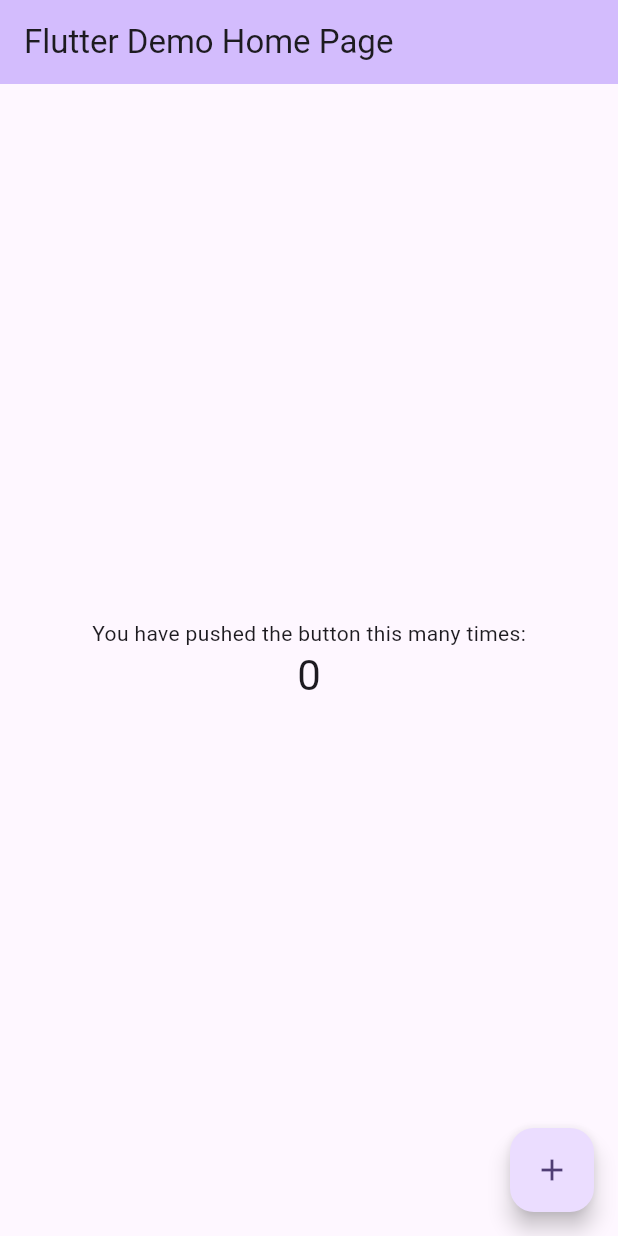
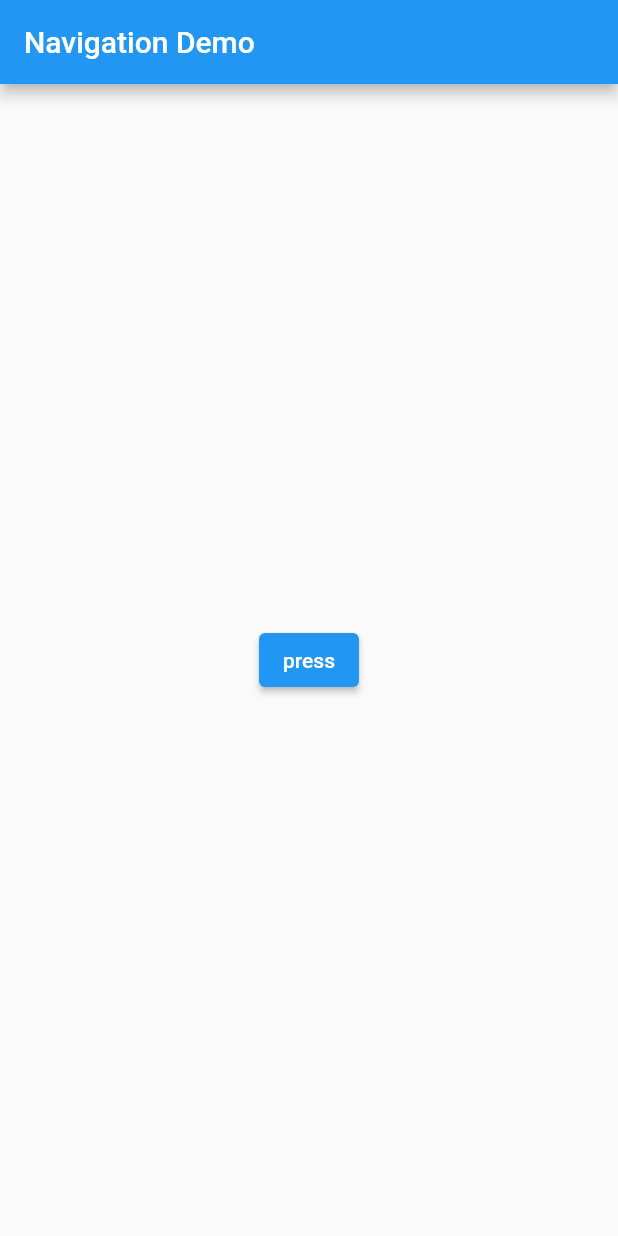
Before and after one commit to KHALEDKHLYAN/awesomeapp_1, a Flutter app: the screen it shows after launch, on a phone screen of 412 x 824 dp. Run offline on Flutter 3.47's test engine with Material 2 defaults, Android fonts, the phone set to English and light mode, and no system bars.

Commit message:
navigation flutter

```diff
--- a/navigation/lib/main.dart
+++ b/navigation/lib/main.dart
@@ -7,119 +7,49 @@ void main() {
 class MyApp extends StatelessWidget {
   const MyApp({super.key});
 
-  // This widget is the root of your application.
   @override
   Widget build(BuildContext context) {
-    return MaterialApp(
-      title: 'Flutter Demo',
-      theme: ThemeData(
-        // This is the theme of your application.
-        //
-        // TRY THIS: Try running your application with "flutter run". You'll see
-        // the application has a blue toolbar. Then, without quitting the app,
-        // try changing the seedColor in the colorScheme below to Colors.green
-        // and then invoke "hot reload" (save your changes or press the "hot
-        // reload" button in a Flutter-supported IDE, or press "r" if you used
-        // the command line to start the app).
-        //
-        // Notice that the counter didn't reset back to zero; the application
-        // state is not lost during the reload. To reset the state, use hot
-        // restart instead.
-        //
-        // This works for code too, not just values: Most code changes can be
-        // tested with just a hot reload.
-        colorScheme: ColorScheme.fromSeed(seedColor: Colors.deepPurple),
-        useMaterial3: true,
-      ),
-      home: const MyHomePage(title: 'Flutter Demo Home Page'),
+    return const MaterialApp(
+      debugShowCheckedModeBanner: false,
+      home: Firstpage(),
     );
   }
 }
 
-class MyHomePage extends StatefulWidget {
-  const MyHomePage({super.key, required this.title});
-
-  // This widget is the home page of your application. It is stateful, meaning
-  // that it has a State object (defined below) that contains fields that affect
-  // how it looks.
-
-  // This class is the configuration for the state. It holds the values (in this
-  // case the title) provided by the parent (in this case the App widget) and
-  // used by the build method of the State. Fields in a Widget subclass are
-  // always marked "final".
-
-  final String title;
-
-  @override
-  State<MyHomePage> createState() => _MyHomePageState();
-}
-
-class _MyHomePageState extends State<MyHomePage> {
-  int _counter = 0;
-
-  void _incrementCounter() {
-    setState(() {
-      // This call to setState tells the Flutter framework that something has
-      // changed in this State, which causes it to rerun the build method below
-      // so that the display can reflect the updated values. If we changed
-      // _counter without calling setState(), then the build method would not be
-      // called again, and so nothing would appear to happen.
-      _counter++;
-    });
-  }
+class Firstpage extends StatelessWidget {
+  const Firstpage({super.key});
 
   @override
   Widget build(BuildContext context) {
-    // This method is rerun every time setState is called, for instance as done
-    // by the _incrementCounter method above.
-    //
-    // The Flutter framework has been optimized to make rerunning build methods
-    // fast, so that you can just rebuild anything that needs updating rather
-    // than having to individually change instances of widgets.
     return Scaffold(
       appBar: AppBar(
-        // TRY THIS: Try changing the color here to a specific color (to
-        // Colors.amber, perhaps?) and trigger a hot reload to see the AppBar
-        // change color while the other colors stay the same.
-        backgroundColor: Theme.of(context).colorScheme.inversePrimary,
-        // Here we take the value from the MyHomePage object that was created by
-        // the App.build method, and use it to set our appbar title.
-        title: Text(widget.title),
+        title: const Text('Navigation Demo'),
       ),
       body: Center(
-        // Center is a layout widget. It takes a single child and positions it
-        // in the middle of the parent.
-        child: Column(
-          // Column is also a layout widget. It takes a list of children and
-          // arranges them vertically. By default, it sizes itself to fit its
-          // children horizontally, and tries to be as tall as its parent.
-          //
-          // Column has various properties to control how it sizes itself and
-          // how it positions its children. Here we use mainAxisAlignment to
-          // center the children vertically; the main axis here is the vertical
-          // axis because Columns are vertical (the cross axis would be
-          // horizontal).
-          //
-          // TRY THIS: Invoke "debug painting" (choose the "Toggle Debug Paint"
-          // action in the IDE, or press "p" in the console), to see the
-          // wireframe for each widget.
-          mainAxisAlignment: MainAxisAlignment.center,
-          children: <Widget>[
-            const Text(
-              'You have pushed the button this many times:',
-            ),
-            Text(
-              '$_counter',
-              style: Theme.of(context).textTheme.headlineMedium,
-            ),
-          ],
+        child: ElevatedButton(
+          onPressed: () {
+            Navigator.of(context).push(MaterialPageRoute(
+              builder: (BuildContext context) {
+                return const Secondpage();
+              },
+            ));
+          },
+          child: const Text("press"),
         ),
       ),
-      floatingActionButton: FloatingActionButton(
-        onPressed: _incrementCounter,
-        tooltip: 'Increment',
-        child: const Icon(Icons.add),
-      ), // This trailing comma makes auto-formatting nicer for build methods.
     );
   }
 }
+
+class Secondpage extends StatelessWidget {
+  const Secondpage({super.key});
+
+  @override
+  Widget build(BuildContext context) {
+    return Scaffold(
+      appBar: AppBar(
+        title: const Text('Secondpage'),
+      ),
+    );
+  }
+}
```
Also changed, not shown: 8 other files.
